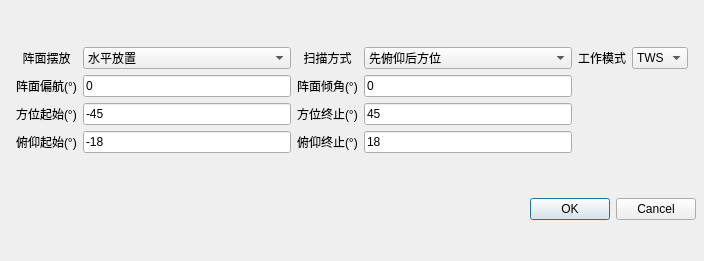
The window that paramWidget/scanrangeui.ui (DanielWuxiaoxiao/DispCtrl) describes before a commit, drawn with Qt 5.
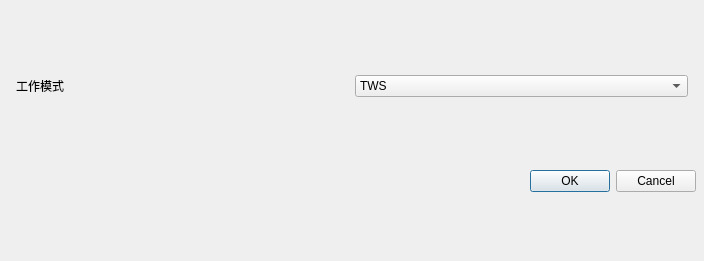
The same window after the commit. Custom widgets are drawn as their Qt base class.

The edit to the form file:
```diff
--- a/paramWidget/scanrangeui.ui
+++ b/paramWidget/scanrangeui.ui
@@ -46,149 +46,7 @@
           <property name="spacing">
             <number>6</number>
           </property>
-          <item row="0" column="3">
-            <widget class="CustomComboBox" name="scan">
-              <item>
-                <property name="text">
-                  <string>先俯仰后方位</string>
-                </property>
-              </item>
-              <item>
-                <property name="text">
-                  <string>先方位后俯仰</string>
-                </property>
-              </item>
-            </widget>
-          </item>
-          <item row="1" column="1">
-            <widget class="QLineEdit" name="dir">
-              <property name="text">
-                <string>0</string>
-              </property>
-            </widget>
-          </item>
-          <item row="2" column="1">
-            <widget class="QLineEdit" name="dirstart">
-              <property name="text">
-                <string>-45</string>
-              </property>
-            </widget>
-          </item>
-          <item row="0" column="2">
-            <widget class="QLabel" name="label_2">
-              <property name="text">
-                <string>扫描方式</string>
-              </property>
-              <property name="alignment">
-                <set>Qt::AlignCenter</set>
-              </property>
-            </widget>
-          </item>
-          <item row="2" column="0">
-            <widget class="QLabel" name="label_5">
-              <property name="text">
-                <string>方位起始(°)</string>
-              </property>
-            </widget>
-          </item>
-          <item row="1" column="0">
-            <widget class="QLabel" name="label_3">
-              <property name="text">
-                <string>阵面偏航(°)</string>
-              </property>
-              <property name="alignment">
-                <set>Qt::AlignCenter</set>
-              </property>
-            </widget>
-          </item>
-          <item row="2" column="3">
-            <widget class="QLineEdit" name="dirend">
-              <property name="text">
-                <string>45</string>
-              </property>
-            </widget>
-          </item>
-          <item row="0" column="0">
-            <widget class="QLabel" name="label">
-              <property name="text">
-                <string>阵面摆放</string>
-              </property>
-              <property name="alignment">
-                <set>Qt::AlignCenter</set>
-              </property>
-            </widget>
-          </item>
-          <item row="3" column="2">
-            <widget class="QLabel" name="label_8">
-              <property name="text">
-                <string>俯仰终止(°)</string>
-              </property>
-            </widget>
-          </item>
-          <item row="3" column="3">
-            <widget class="QLineEdit" name="eleend">
-              <property name="text">
-                <string>18</string>
-              </property>
-            </widget>
-          </item>
           <item row="0" column="1">
-            <widget class="CustomComboBox" name="place">
-              <item>
-                <property name="text">
-                  <string>水平放置</string>
-                </property>
-              </item>
-              <item>
-                <property name="text">
-                  <string>竖直放置</string>
-                </property>
-              </item>
-            </widget>
-          </item>
-          <item row="3" column="1">
-            <widget class="QLineEdit" name="elestart">
-              <property name="text">
-                <string>-18</string>
-              </property>
-            </widget>
-          </item>
-          <item row="2" column="2">
-            <widget class="QLabel" name="label_6">
-              <property name="text">
-                <string>方位终止(°)</string>
-              </property>
-            </widget>
-          </item>
-          <item row="1" column="3">
-            <widget class="QLineEdit" name="ele">
-              <property name="text">
-                <string>0</string>
-              </property>
-            </widget>
-          </item>
-          <item row="1" column="2">
-            <widget class="QLabel" name="label_4">
-              <property name="text">
-                <string>阵面倾角(°)</string>
-              </property>
-            </widget>
-          </item>
-          <item row="3" column="0">
-            <widget class="QLabel" name="label_7">
-              <property name="text">
-                <string>俯仰起始(°)</string>
-              </property>
-            </widget>
-          </item>
-          <item row="0" column="4">
-            <widget class="QLabel" name="label_9">
-              <property name="text">
-                <string>工作模式</string>
-              </property>
-            </widget>
-          </item>
-          <item row="0" column="5">
             <widget class="CustomComboBox" name="workMode">
               <item>
                 <property name="text">
@@ -202,6 +60,13 @@
               </item>
             </widget>
           </item>
+     <item row="0" column="0">
+      <widget class="QLabel" name="label_9">
+       <property name="text">
+        <string>工作模式</string>
+       </property>
+      </widget>
+     </item>
         </layout>
       </item>
       <item>
```
Left out of the diff: 78 changed lines with no effect on the pictures. Lines whose indentation alone changed are shown as unchanged.
